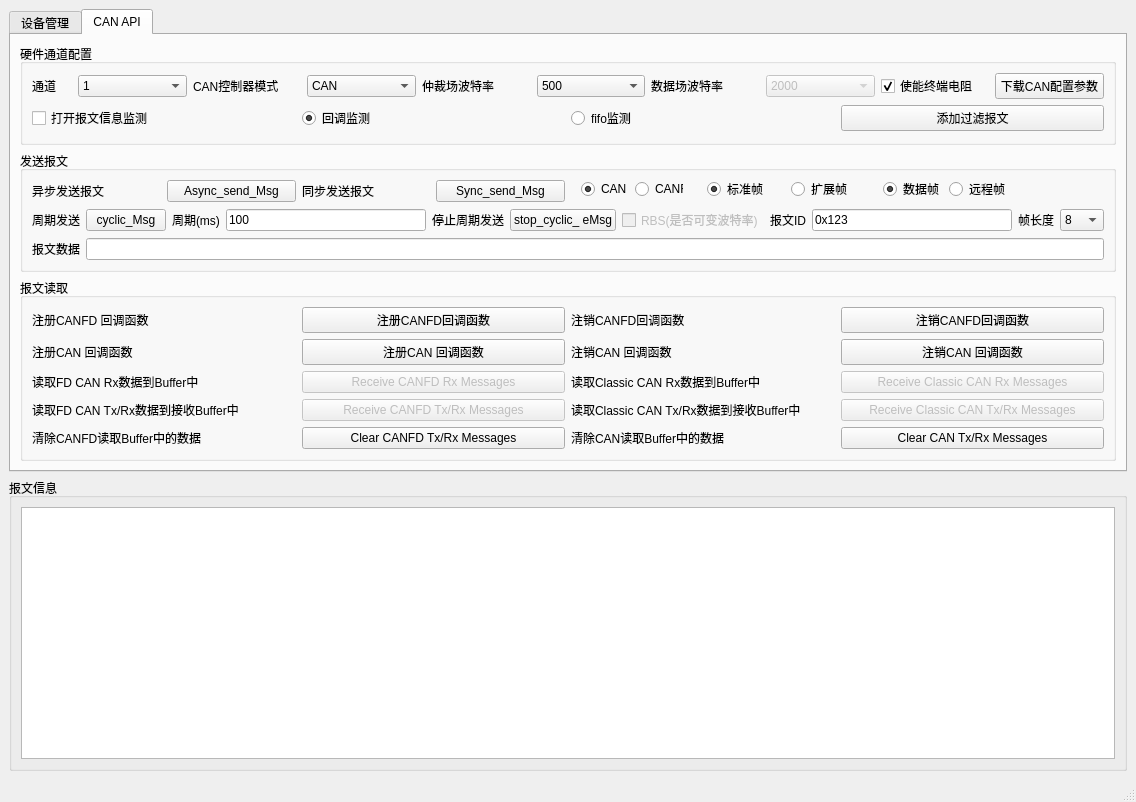
Qt form Demo/libTSCAN_PyDemo.ui (sy950915/libTSCANApi) before a commit.
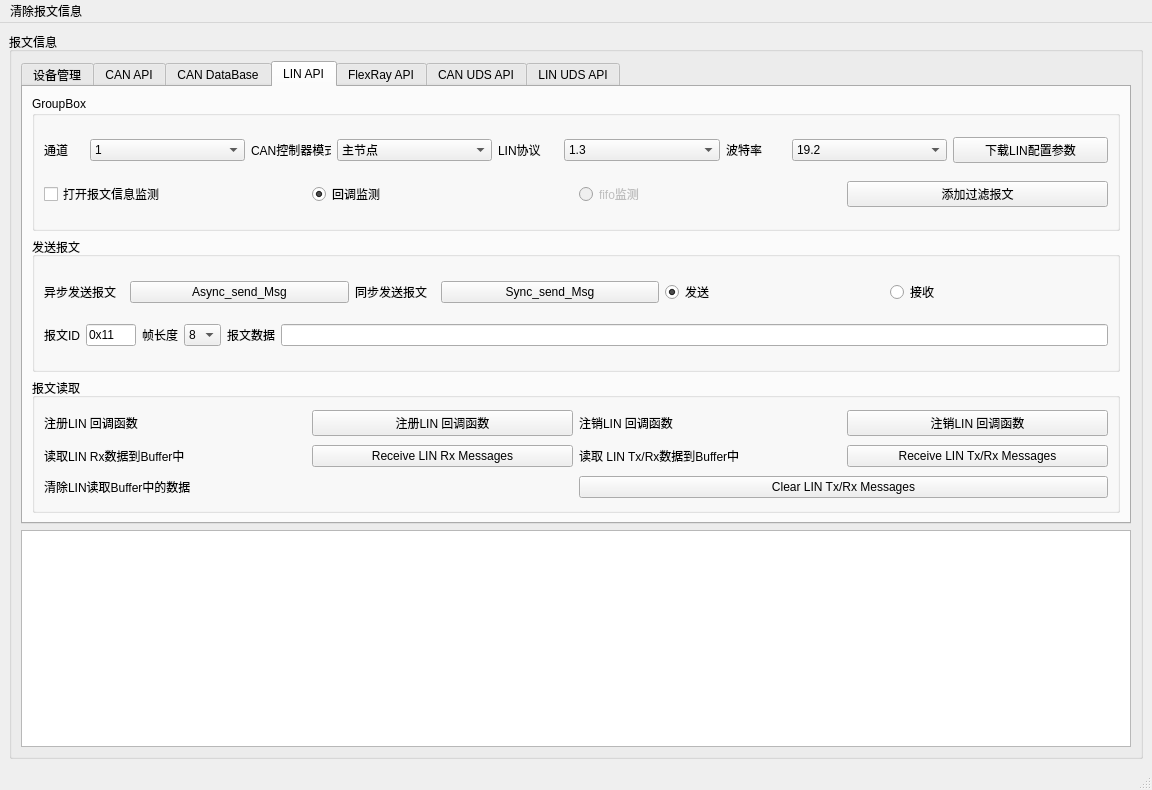
The same form after that commit. Icons and pictures are not drawn.

Commit message: add LIN api Demo

```diff
--- a/Demo/libTSCAN_PyDemo.ui
+++ b/Demo/libTSCAN_PyDemo.ui
@@ -6,8 +6,8 @@
    <rect>
     <x>0</x>
     <y>0</y>
-    <width>1136</width>
-    <height>802</height>
+    <width>1152</width>
+    <height>790</height>
    </rect>
   </property>
   <property name="windowTitle">
@@ -16,9 +16,15 @@
   <widget class="QWidget" name="centralwidget">
    <layout class="QVBoxLayout" name="verticalLayout">
     <item>
+     <widget class="QGroupBox" name="groupBox_2">
+      <property name="title">
+       <string>报文信息</string>
+      </property>
+      <layout class="QVBoxLayout" name="verticalLayout_2">
+       <item>
      <widget class="QTabWidget" name="tabWidget">
       <property name="currentIndex">
-       <number>1</number>
+          <number>3</number>
       </property>
       <widget class="QWidget" name="tab_3">
        <attribute name="title">
@@ -617,6 +623,9 @@
                  </item>
                  <item>
                   <widget class="QRadioButton" name="rb_tsFifo">
+                      <property name="enabled">
+                       <bool>false</bool>
+                      </property>
                    <property name="text">
                     <string>fifo监测</string>
                    </property>
@@ -686,7 +695,7 @@
                      <height>16777215</height>
                     </size>
                    </property>
-                   <widget class="QWidget" name="">
+                      <widget class="QWidget" name="layoutWidget">
                     <property name="geometry">
                      <rect>
                       <x>10</x>
@@ -725,7 +734,7 @@
                      <height>16777215</height>
                     </size>
                    </property>
-                   <widget class="QWidget" name="">
+                      <widget class="QWidget" name="layoutWidget">
                     <property name="geometry">
                      <rect>
                       <x>10</x>
@@ -758,7 +767,7 @@
                  </item>
                  <item>
                   <widget class="QWidget" name="widget_2" native="true">
-                   <widget class="QWidget" name="">
+                      <widget class="QWidget" name="layoutWidget">
                     <property name="geometry">
                      <rect>
                       <x>0</x>
@@ -1061,7 +1070,7 @@
                  <item>
                   <widget class="QPushButton" name="btn_FifoRecvCANFDRxMsg">
                    <property name="enabled">
-                    <bool>false</bool>
+                       <bool>true</bool>
                    </property>
                    <property name="text">
                     <string>Receive CANFD Rx Messages</string>
@@ -1078,7 +1087,7 @@
                  <item>
                   <widget class="QPushButton" name="btn_FifoRecvCANRxMsg">
                    <property name="enabled">
-                    <bool>false</bool>
+                       <bool>true</bool>
                    </property>
                    <property name="text">
                     <string>Receive Classic CAN Rx Messages</string>
@@ -1099,7 +1108,7 @@
                  <item>
                   <widget class="QPushButton" name="btn_FifoRecvCANFDMsg">
                    <property name="enabled">
-                    <bool>false</bool>
+                       <bool>true</bool>
                    </property>
                    <property name="text">
                     <string>Receive CANFD Tx/Rx Messages</string>
@@ -1116,7 +1125,7 @@
                  <item>
                   <widget class="QPushButton" name="btn_FifoRecvCANMsg">
                    <property name="enabled">
-                    <bool>false</bool>
+                       <bool>true</bool>
                    </property>
                    <property name="text">
                     <string>Receive Classic CAN Tx/Rx Messages</string>
@@ -1166,14 +1175,605 @@
         </item>
        </layout>
       </widget>
-     </widget>
+         <widget class="QWidget" name="tab_7">
+          <attribute name="title">
+           <string>CAN DataBase</string>
+          </attribute>
+          <widget class="QPushButton" name="btn_laodDBC">
+           <property name="geometry">
+            <rect>
+             <x>160</x>
+             <y>10</y>
+             <width>75</width>
+             <height>23</height>
+            </rect>
+           </property>
+           <property name="text">
+            <string>PushButton</string>
+           </property>
+          </widget>
+         </widget>
+         <widget class="QWidget" name="tab">
+          <attribute name="title">
+           <string>LIN API</string>
+          </attribute>
+          <layout class="QHBoxLayout" name="horizontalLayout_31">
+           <item>
+            <layout class="QVBoxLayout" name="verticalLayout_14">
+             <item>
+              <widget class="QGroupBox" name="groupBox_8">
+               <property name="title">
+                <string>GroupBox</string>
+               </property>
+               <layout class="QHBoxLayout" name="horizontalLayout_32">
+                <item>
+                 <layout class="QVBoxLayout" name="verticalLayout_15">
+                  <item>
+                   <layout class="QHBoxLayout" name="horizontalLayout_15">
+                    <item>
+                     <widget class="QLabel" name="label_29">
+                      <property name="maximumSize">
+                       <size>
+                        <width>40</width>
+                        <height>16777215</height>
+                       </size>
+                      </property>
+                      <property name="text">
+                       <string>通道</string>
+                      </property>
+                     </widget>
     </item>
     <item>
-     <widget class="QGroupBox" name="groupBox_2">
+                     <widget class="QComboBox" name="cbb_LINchannelList">
+                      <item>
+                       <property name="text">
+                        <string>1</string>
+                       </property>
+                      </item>
+                      <item>
+                       <property name="text">
+                        <string>2</string>
+                       </property>
+                      </item>
+                      <item>
+                       <property name="text">
+                        <string>3</string>
+                       </property>
+                      </item>
+                      <item>
+                       <property name="text">
+                        <string>4</string>
+                       </property>
+                      </item>
+                      <item>
+                       <property name="text">
+                        <string>5</string>
+                       </property>
+                      </item>
+                      <item>
+                       <property name="text">
+                        <string>6</string>
+                       </property>
+                      </item>
+                      <item>
+                       <property name="text">
+                        <string>7</string>
+                       </property>
+                      </item>
+                      <item>
+                       <property name="text">
+                        <string>8</string>
+                       </property>
+                      </item>
+                      <item>
+                       <property name="text">
+                        <string>9</string>
+                       </property>
+                      </item>
+                      <item>
+                       <property name="text">
+                        <string>10</string>
+                       </property>
+                      </item>
+                      <item>
+                       <property name="text">
+                        <string>11</string>
+                       </property>
+                      </item>
+                      <item>
+                       <property name="text">
+                        <string>12</string>
+                       </property>
+                      </item>
+                      <item>
+                       <property name="text">
+                        <string>13</string>
+                       </property>
+                      </item>
+                      <item>
+                       <property name="text">
+                        <string>14</string>
+                       </property>
+                      </item>
+                      <item>
+                       <property name="text">
+                        <string>15</string>
+                       </property>
+                      </item>
+                      <item>
+                       <property name="text">
+                        <string>16</string>
+                       </property>
+                      </item>
+                      <item>
+                       <property name="text">
+                        <string>17</string>
+                       </property>
+                      </item>
+                      <item>
+                       <property name="text">
+                        <string>18</string>
+                       </property>
+                      </item>
+                     </widget>
+                    </item>
+                    <item>
+                     <widget class="QLabel" name="label_32">
+                      <property name="maximumSize">
+                       <size>
+                        <width>80</width>
+                        <height>16777215</height>
+                       </size>
+                      </property>
+                      <property name="text">
+                       <string>CAN控制器模式</string>
+                      </property>
+                     </widget>
+                    </item>
+                    <item>
+                     <widget class="QComboBox" name="cbb_linType">
+                      <item>
+                       <property name="text">
+                        <string>主节点</string>
+                       </property>
+                      </item>
+                      <item>
+                       <property name="text">
+                        <string>从节点</string>
+                       </property>
+                      </item>
+                     </widget>
+                    </item>
+                    <item>
+                     <widget class="QLabel" name="label_31">
+                      <property name="maximumSize">
+                       <size>
+                        <width>60</width>
+                        <height>16777215</height>
+                       </size>
+                      </property>
+                      <property name="text">
+                       <string>LIN协议</string>
+                      </property>
+                     </widget>
+                    </item>
+                    <item>
+                     <widget class="QComboBox" name="cbb_linP">
+                      <property name="currentIndex">
+                       <number>0</number>
+                      </property>
+                      <item>
+                       <property name="text">
+                        <string>1.3</string>
+                       </property>
+                      </item>
+                      <item>
+                       <property name="text">
+                        <string>2.0</string>
+                       </property>
+                      </item>
+                      <item>
+                       <property name="text">
+                        <string>2.1</string>
+                       </property>
+                      </item>
+                      <item>
+                       <property name="text">
+                        <string>J2602</string>
+                       </property>
+                      </item>
+                     </widget>
+                    </item>
+                    <item>
+                     <widget class="QLabel" name="label_30">
+                      <property name="maximumSize">
+                       <size>
+                        <width>60</width>
+                        <height>16777215</height>
+                       </size>
+                      </property>
+                      <property name="text">
+                       <string>波特率</string>
+                      </property>
+                     </widget>
+                    </item>
+                    <item>
+                     <widget class="QComboBox" name="cbb_linBtv">
+                      <property name="enabled">
+                       <bool>true</bool>
+                      </property>
+                      <property name="currentIndex">
+                       <number>3</number>
+                      </property>
+                      <item>
+                       <property name="text">
+                        <string>4.8</string>
+                       </property>
+                      </item>
+                      <item>
+                       <property name="text">
+                        <string>9.6</string>
+                       </property>
+                      </item>
+                      <item>
+                       <property name="text">
+                        <string>10.417</string>
+                       </property>
+                      </item>
+                      <item>
+                       <property name="text">
+                        <string>19.2</string>
+                       </property>
+                      </item>
+                     </widget>
+                    </item>
+                    <item>
+                     <widget class="QPushButton" name="btn_downloadLIN">
+                      <property name="text">
+                       <string>下载LIN配置参数</string>
+                      </property>
+                     </widget>
+                    </item>
+                   </layout>
+                  </item>
+                  <item>
+                   <layout class="QHBoxLayout" name="horizontalLayout_30">
+                    <item>
+                     <widget class="QCheckBox" name="cb_LINMsgShow">
+                      <property name="text">
+                       <string>打开报文信息监测</string>
+                      </property>
+                     </widget>
+                    </item>
+                    <item>
+                     <widget class="QRadioButton" name="rb_CallBack_2">
+                      <property name="tabletTracking">
+                       <bool>false</bool>
+                      </property>
+                      <property name="text">
+                       <string>回调监测</string>
+                      </property>
+                      <property name="checked">
+                       <bool>true</bool>
+                      </property>
+                     </widget>
+                    </item>
+                    <item>
+                     <widget class="QRadioButton" name="rb_tsFifo_2">
+                      <property name="enabled">
+                       <bool>false</bool>
+                      </property>
+                      <property name="text">
+                       <string>fifo监测</string>
+                      </property>
+                     </widget>
+                    </item>
+                    <item>
+                     <widget class="QPushButton" name="btn_addFilter_2">
+                      <property name="text">
+                       <string>添加过滤报文</string>
+                      </property>
+                     </widget>
+                    </item>
+                   </layout>
+                  </item>
+                 </layout>
+                </item>
+               </layout>
+              </widget>
+             </item>
+             <item>
+              <widget class="QGroupBox" name="groupBox_6">
       <property name="title">
-       <string>报文信息</string>
-      </property>
-      <layout class="QVBoxLayout" name="verticalLayout_2">
+                <string>发送报文</string>
+               </property>
+               <layout class="QVBoxLayout" name="verticalLayout_12">
+                <item>
+                 <layout class="QHBoxLayout" name="horizontalLayout_29">
+                  <item>
+                   <layout class="QHBoxLayout" name="horizontalLayout_18">
+                    <item>
+                     <widget class="QLabel" name="label_33">
+                      <property name="maximumSize">
+                       <size>
+                        <width>80</width>
+                        <height>16777215</height>
+                       </size>
+                      </property>
+                      <property name="text">
+                       <string>异步发送报文</string>
+                      </property>
+                     </widget>
+                    </item>
+                    <item>
+                     <widget class="QPushButton" name="btn_asyncSendLINMsg">
+                      <property name="text">
+                       <string>Async_send_Msg</string>
+                      </property>
+                     </widget>
+                    </item>
+                    <item>
+                     <widget class="QLabel" name="label_34">
+                      <property name="maximumSize">
+                       <size>
+                        <width>80</width>
+                        <height>16777215</height>
+                       </size>
+                      </property>
+                      <property name="text">
+                       <string>同步发送报文</string>
+                      </property>
+                     </widget>
+                    </item>
+                    <item>
+                     <widget class="QPushButton" name="btn_SyncSendLINMsg">
+                      <property name="text">
+                       <string>Sync_send_Msg</string>
+                      </property>
+                     </widget>
+                    </item>
+                    <item>
+                     <widget class="QRadioButton" name="rb_LINSend">
+                      <property name="text">
+                       <string>发送</string>
+                      </property>
+                      <property name="checked">
+                       <bool>true</bool>
+                      </property>
+                     </widget>
+                    </item>
+                    <item>
+                     <widget class="QRadioButton" name="rb_LINsendRecv">
+                      <property name="text">
+                       <string>接收</string>
+                      </property>
+                     </widget>
+                    </item>
+                   </layout>
+                  </item>
+                 </layout>
+                </item>
+                <item>
+                 <layout class="QHBoxLayout" name="horizontalLayout_34">
+                  <item>
+                   <widget class="QLabel" name="label_38">
+                    <property name="text">
+                     <string>报文ID</string>
+                    </property>
+                   </widget>
+                  </item>
+                  <item>
+                   <widget class="QLineEdit" name="tb_linId">
+                    <property name="maximumSize">
+                     <size>
+                      <width>50</width>
+                      <height>16777215</height>
+                     </size>
+                    </property>
+                    <property name="text">
+                     <string>0x11</string>
+                    </property>
+                   </widget>
+                  </item>
+                  <item>
+                   <widget class="QLabel" name="label_39">
+                    <property name="text">
+                     <string>帧长度</string>
+                    </property>
+                   </widget>
+                  </item>
+                  <item>
+                   <widget class="QComboBox" name="cbb_linDLC">
+                    <property name="currentIndex">
+                     <number>8</number>
+                    </property>
+                    <item>
+                     <property name="text">
+                      <string>0</string>
+                     </property>
+                    </item>
+                    <item>
+                     <property name="text">
+                      <string>1</string>
+                     </property>
+                    </item>
+                    <item>
+                     <property name="text">
+                      <string>2</string>
+                     </property>
+                    </item>
+                    <item>
+                     <property name="text">
+                      <string>3</string>
+                     </property>
+                    </item>
+                    <item>
+                     <property name="text">
+                      <string>4</string>
+                     </property>
+                    </item>
+                    <item>
+                     <property name="text">
+                      <string>5</string>
+                     </property>
+                    </item>
+                    <item>
+                     <property name="text">
+                      <string>6</string>
+                     </property>
+                    </item>
+                    <item>
+                     <property name="text">
+                      <string>7</string>
+                     </property>
+                    </item>
+                    <item>
+                     <property name="text">
+                      <string>8</string>
+                     </property>
+                    </item>
+                   </widget>
+                  </item>
+                  <item>
+                   <widget class="QLabel" name="label_40">
+                    <property name="text">
+                     <string>报文数据</string>
+                    </property>
+                   </widget>
+                  </item>
+                  <item>
+                   <widget class="QLineEdit" name="tb_LINMsgData"/>
+                  </item>
+                 </layout>
+                </item>
+               </layout>
+              </widget>
+             </item>
+             <item>
+              <widget class="QGroupBox" name="groupBox_7">
+               <property name="title">
+                <string>报文读取</string>
+               </property>
+               <layout class="QHBoxLayout" name="horizontalLayout_36">
+                <item>
+                 <layout class="QVBoxLayout" name="verticalLayout_13">
+                  <item>
+                   <layout class="QHBoxLayout" name="horizontalLayout_38">
+                    <item>
+                     <widget class="QLabel" name="label_43">
+                      <property name="text">
+                       <string>注册LIN 回调函数</string>
+                      </property>
+                     </widget>
+                    </item>
+                    <item>
+                     <widget class="QPushButton" name="btn_regLINCallBack">
+                      <property name="text">
+                       <string>注册LIN 回调函数</string>
+                      </property>
+                     </widget>
+                    </item>
+                    <item>
+                     <widget class="QLabel" name="label_44">
+                      <property name="text">
+                       <string>注销LIN 回调函数</string>
+                      </property>
+                     </widget>
+                    </item>
+                    <item>
+                     <widget class="QPushButton" name="btn_unregLINCallBack">
+                      <property name="text">
+                       <string>注销LIN 回调函数</string>
+                      </property>
+                     </widget>
+                    </item>
+                   </layout>
+                  </item>
+                  <item>
+                   <layout class="QHBoxLayout" name="horizontalLayout_39">
+                    <item>
+                     <widget class="QLabel" name="label_45">
+                      <property name="text">
+                       <string>读取LIN Rx数据到Buffer中</string>
+                      </property>
+                     </widget>
+                    </item>
+                    <item>
+                     <widget class="QPushButton" name="btn_FifoRecvLINRxMsg">
+                      <property name="enabled">
+                       <bool>true</bool>
+                      </property>
+                      <property name="text">
+                       <string>Receive LIN Rx Messages</string>
+                      </property>
+                     </widget>
+                    </item>
+                    <item>
+                     <widget class="QLabel" name="label_46">
+                      <property name="text">
+                       <string>读取 LIN Tx/Rx数据到Buffer中</string>
+                      </property>
+                     </widget>
+                    </item>
+                    <item>
+                     <widget class="QPushButton" name="btn_FifoRecvLINMsg">
+                      <property name="enabled">
+                       <bool>true</bool>
+                      </property>
+                      <property name="text">
+                       <string>Receive LIN Tx/Rx Messages</string>
+                      </property>
+                     </widget>
+                    </item>
+                   </layout>
+                  </item>
+                  <item>
+                   <layout class="QHBoxLayout" name="horizontalLayout_40"/>
+                  </item>
+                  <item>
+                   <layout class="QHBoxLayout" name="horizontalLayout_41">
+                    <item>
+                     <widget class="QLabel" name="label_49">
+                      <property name="text">
+                       <string>清除LIN读取Buffer中的数据</string>
+                      </property>
+                     </widget>
+                    </item>
+                    <item>
+                     <widget class="QPushButton" name="btn_FifoClearLINMsg">
+                      <property name="text">
+                       <string>Clear LIN Tx/Rx Messages</string>
+                      </property>
+                     </widget>
+                    </item>
+                   </layout>
+                  </item>
+                 </layout>
+                </item>
+               </layout>
+              </widget>
+             </item>
+            </layout>
+           </item>
+          </layout>
+         </widget>
+         <widget class="QWidget" name="tab_6">
+          <attribute name="title">
+           <string>FlexRay API</string>
+          </attribute>
+         </widget>
+         <widget class="QWidget" name="tab_2">
+          <attribute name="title">
+           <string>CAN UDS API</string>
+          </attribute>
+         </widget>
+         <widget class="QWidget" name="tab_5">
+          <attribute name="title">
+           <string>LIN UDS API</string>
+          </attribute>
+         </widget>
+        </widget>
+       </item>
        <item>
         <widget class="QTableView" name="tv_MsgData">
          <property name="contextMenuPolicy">
@@ -1194,10 +1794,17 @@
     <rect>
      <x>0</x>
      <y>0</y>
-     <width>1136</width>
+     <width>1152</width>
      <height>23</height>
     </rect>
    </property>
+   <widget class="QMenu" name="menu">
+    <property name="title">
+     <string>清除报文信息</string>
+    </property>
+    <addaction name="actionClear"/>
+   </widget>
+   <addaction name="menu"/>
   </widget>
   <widget class="QStatusBar" name="statusBar"/>
  </widget>
```
Left out of the diff: 93 changed lines with no effect on the pictures. Lines whose indentation alone changed are shown as unchanged. The commit also changes 4 other files.
